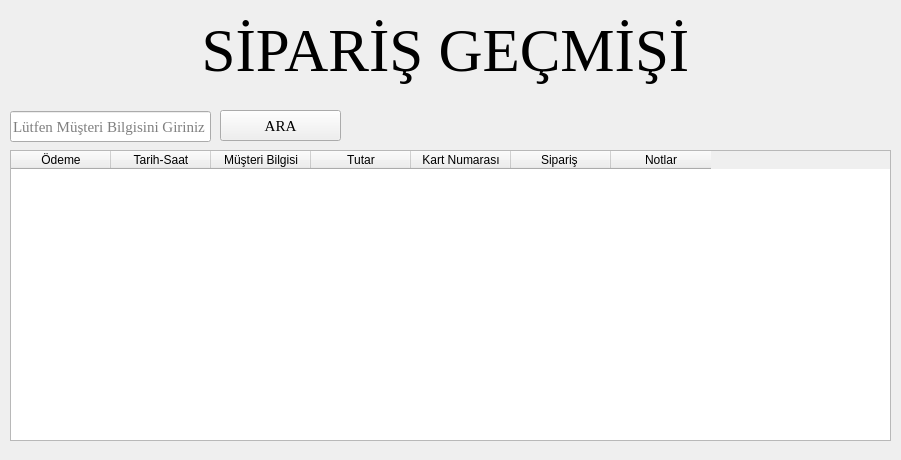
The window that siparis_gecmisi_UI.ui (the-atasoy/Global_AI_HUB_Pizza_Order_System) describes before a commit, drawn with Qt 5.
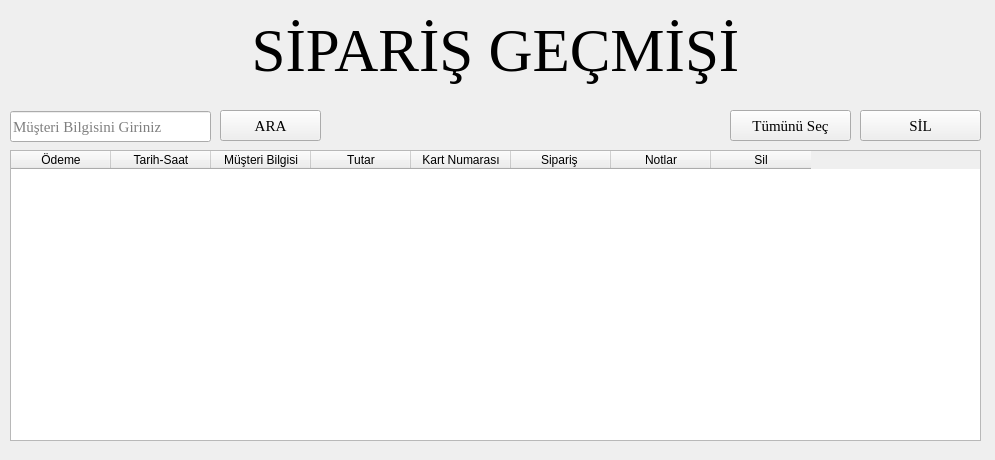
The same window after the commit.

Commit message: sipariş geçmişi anaekrana bağlandı, Sip Geç. tamamlandı

The edit to the form file:
```diff
--- a/siparis_gecmisi_UI.ui
+++ b/siparis_gecmisi_UI.ui
@@ -6,19 +6,19 @@
    <rect>
     <x>0</x>
     <y>0</y>
-    <width>901</width>
+    <width>995</width>
     <height>460</height>
    </rect>
   </property>
   <property name="minimumSize">
    <size>
-    <width>901</width>
+    <width>995</width>
     <height>460</height>
    </size>
   </property>
   <property name="maximumSize">
    <size>
-    <width>901</width>
+    <width>995</width>
     <height>460</height>
    </size>
   </property>
@@ -31,7 +31,7 @@
      <rect>
       <x>10</x>
       <y>150</y>
-      <width>881</width>
+      <width>971</width>
       <height>291</height>
      </rect>
     </property>
@@ -70,13 +70,18 @@
       <string>Notlar</string>
      </property>
     </column>
+    <column>
+     <property name="text">
+      <string>Sil</string>
+     </property>
+    </column>
    </widget>
    <widget class="QLabel" name="label">
     <property name="geometry">
      <rect>
       <x>10</x>
       <y>10</y>
-      <width>871</width>
+      <width>971</width>
       <height>81</height>
      </rect>
     </property>
@@ -109,7 +114,7 @@
      </font>
     </property>
     <property name="placeholderText">
-     <string>Lütfen Müşteri Bilgisini Giriniz</string>
+     <string>Müşteri Bilgisini Giriniz</string>
     </property>
    </widget>
    <widget class="QPushButton" name="pushButton_search">
@@ -117,7 +122,7 @@
      <rect>
       <x>220</x>
       <y>110</y>
-      <width>121</width>
+      <width>101</width>
       <height>31</height>
      </rect>
     </property>
@@ -134,9 +139,9 @@
    <widget class="QLabel" name="error_handling">
     <property name="geometry">
      <rect>
-      <x>350</x>
+      <x>330</x>
       <y>110</y>
-      <width>541</width>
+      <width>391</width>
       <height>31</height>
      </rect>
     </property>
@@ -144,6 +149,44 @@
      <string/>
     </property>
    </widget>
+   <widget class="QPushButton" name="pushbutton_choose_all">
+    <property name="geometry">
+     <rect>
+      <x>730</x>
+      <y>110</y>
+      <width>121</width>
+      <height>31</height>
+     </rect>
+    </property>
+    <property name="font">
+     <font>
+      <family>Times New Roman</family>
+      <pointsize>11</pointsize>
+     </font>
+    </property>
+    <property name="text">
+     <string>Tümünü Seç</string>
+    </property>
+   </widget>
+   <widget class="QPushButton" name="pushbutton_remove_">
+    <property name="geometry">
+     <rect>
+      <x>860</x>
+      <y>110</y>
+      <width>121</width>
+      <height>31</height>
+     </rect>
+    </property>
+    <property name="font">
+     <font>
+      <family>Times New Roman</family>
+      <pointsize>11</pointsize>
+     </font>
+    </property>
+    <property name="text">
+     <string>SİL</string>
+    </property>
+   </widget>
   </widget>
  </widget>
  <resources/>
```
The commit also changes 11 other files.
